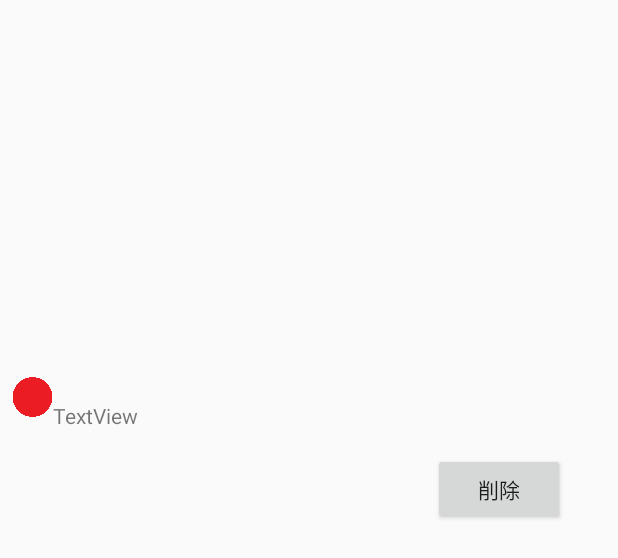
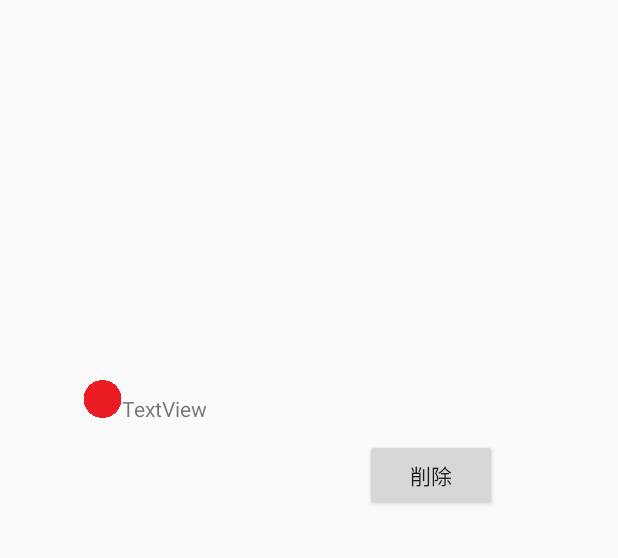
Before and after one commit to SOENOMIZUKI/HomeAlone, an Android app: the layout row_item.xml on its own in the app's theme, with its tools: preview values and no code run, on a phone screen of 412 x 824 dp. Shown: the top 558 px of the screen. Run offline under Robolectric (Android 15) with nearby library versions, the phone set to English and light mode, and no system bars.

Commit message:
追加：予定機能を実装

```diff
--- a/app/src/main/java/com/example/myapplication/WeatherActivity.java
+++ b/app/src/main/java/com/example/myapplication/WeatherActivity.java
@@ -28,6 +28,7 @@ public class WeatherActivity extends AppCompatActivity {
         super.onCreate(savedInstanceState);
         setContentView(R.layout.activity_weather);
         //sql
+
         String lat = "33.437821";
         String lon = "129.972552";
 
--- a/app/src/main/res/layout/custom_cell.xml
+++ b/app/src/main/res/layout/custom_cell.xml
@@ -18,12 +18,11 @@
     <TextView
         android:id="@+id/tv2"
         android:layout_width="match_parent"
-        android:layout_height="match_parent" />
+        android:layout_height="wrap_content" />
 
     <ImageView
         android:id="@+id/imageView"
         android:layout_width="match_parent"
         android:layout_height="wrap_content"
         tools:srcCompat="@tools:sample/avatars" />
-
 </LinearLayout>
--- a/app/src/main/res/layout/row_item.xml
+++ b/app/src/main/res/layout/row_item.xml
@@ -8,7 +8,7 @@
 
     <TextView
         android:id="@+id/planView"
-        android:layout_width="341dp"
+        android:layout_width="250dp"
         android:layout_height="30dp"
         android:layout_centerVertical="true"
         android:layout_toEndOf="@+id/edit"
@@ -26,29 +26,30 @@
         android:text="削除"
         app:layout_constraintBottom_toBottomOf="parent"
         app:layout_constraintEnd_toEndOf="parent"
-        app:layout_constraintHorizontal_bias="0.891"
+        app:layout_constraintHorizontal_bias="0.752"
         app:layout_constraintStart_toStartOf="parent"
-        app:layout_constraintTop_toTopOf="parent"
-        app:layout_constraintVertical_bias="0.389" />
+        app:layout_constraintTop_toBottomOf="@+id/noteView"
+        app:layout_constraintVertical_bias="0.0" />
 
     <TextView
         android:id="@+id/noteView"
-        android:layout_width="341dp"
+        android:layout_width="250dp"
         android:layout_height="30dp"
         android:text="TextView"
         app:layout_constraintBottom_toBottomOf="parent"
         app:layout_constraintEnd_toEndOf="parent"
+        app:layout_constraintHorizontal_bias="0.503"
         app:layout_constraintStart_toStartOf="parent"
-        app:layout_constraintTop_toTopOf="parent"
-        app:layout_constraintVertical_bias="0.337" />
+        app:layout_constraintTop_toBottomOf="@+id/planView"
+        app:layout_constraintVertical_bias="0.0" />
 
     <ImageView
-        android:id="@+id/imageView3"
-        android:layout_width="27dp"
-        android:layout_height="32dp"
+        android:id="@+id/colorView"
+        android:layout_width="26dp"
+        android:layout_height="37dp"
         app:layout_constraintBottom_toBottomOf="parent"
-        app:layout_constraintEnd_toEndOf="parent"
-        app:layout_constraintHorizontal_bias="0.02"
+        app:layout_constraintEnd_toStartOf="@+id/planView"
+        app:layout_constraintHorizontal_bias="1.0"
         app:layout_constraintStart_toStartOf="parent"
         app:layout_constraintTop_toTopOf="parent"
         app:layout_constraintVertical_bias="0.314"
```
Also changed, not shown: app/src/main/java/com/example/myapplication/AsyncHttpRequest.java (+1 -50 lines), app/src/main/java/com/example/myapplication/CaldroidSampleCustomAdapter.java (+23 -3 lines), app/src/main/java/com/example/myapplication/CalendarActivity.java (+8 -1 lines), app/src/main/java/com/example/myapplication/CalendarComfirmActivity.java (+5 -5 lines), app/src/main/java/com/example/myapplication/CustomAdapter.java (added, +123 -0 lines), app/src/main/java/com/example/myapplication/DBManager.java (+7 -3 lines), app/src/main/java/com/example/myapplication/PlanListViewAdapter.java (+7 -1 lines), app/src/main/res/drawable-v24/aka_mini.png (added).
